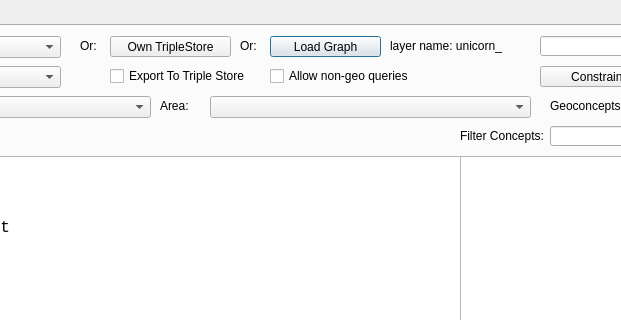
Old version of the form sparql_unicorn_dialog_base.ui in the repository sparqlunicorn/sparqlunicornGoesGIS; both pictures show x 362 to 983 and y 0 to 320 of the 1092 by 659 pixel window.
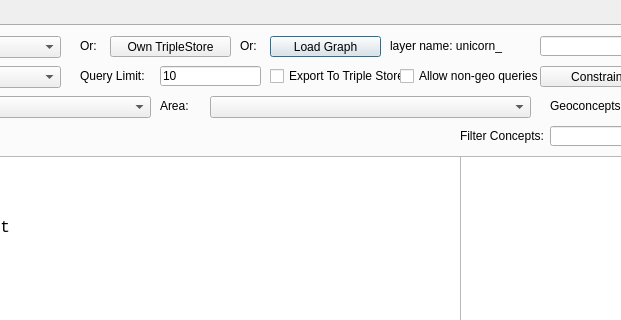
New version of the form.

Commit message: Add layer on double click

The edit to the form file:
```diff
--- a/sparql_unicorn_dialog_base.ui
+++ b/sparql_unicorn_dialog_base.ui
@@ -360,9 +360,9 @@
     <widget class="QCheckBox" name="allownongeo">
      <property name="geometry">
       <rect>
-       <x>630</x>
+       <x>760</x>
        <y>40</y>
-       <width>161</width>
+       <width>141</width>
        <height>20</height>
       </rect>
      </property>
@@ -373,9 +373,9 @@
     <widget class="QCheckBox" name="exportTripleStore_2">
      <property name="geometry">
       <rect>
-       <x>470</x>
+       <x>630</x>
        <y>40</y>
-       <width>171</width>
+       <width>131</width>
        <height>20</height>
       </rect>
      </property>
@@ -416,6 +416,32 @@
       </rect>
      </property>
     </widget>
+    <widget class="QLineEdit" name="queryLimit">
+     <property name="geometry">
+      <rect>
+       <x>520</x>
+       <y>40</y>
+       <width>101</width>
+       <height>20</height>
+      </rect>
+     </property>
+     <property name="text">
+      <string>10</string>
+     </property>
+    </widget>
+    <widget class="QLabel" name="queryLimitLabel">
+     <property name="geometry">
+      <rect>
+       <x>440</x>
+       <y>40</y>
+       <width>71</width>
+       <height>20</height>
+      </rect>
+     </property>
+     <property name="text">
+      <string>Query Limit:</string>
+     </property>
+    </widget>
    </widget>
    <widget class="QWidget" name="tab_2">
     <attribute name="title">
```
The commit also changes 2 other files.
